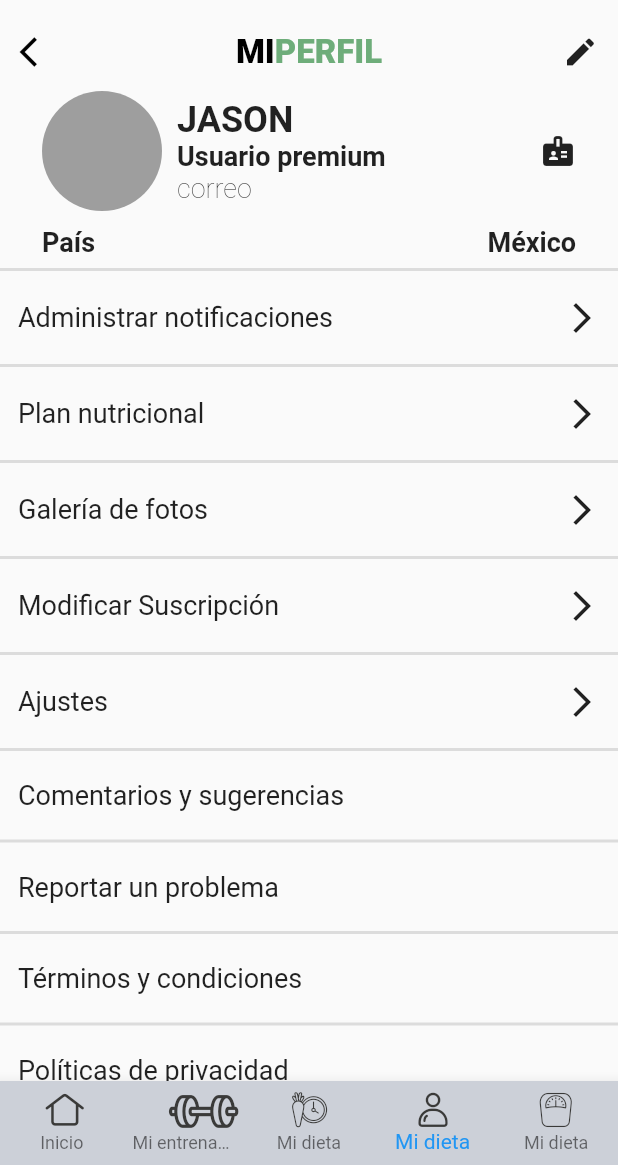
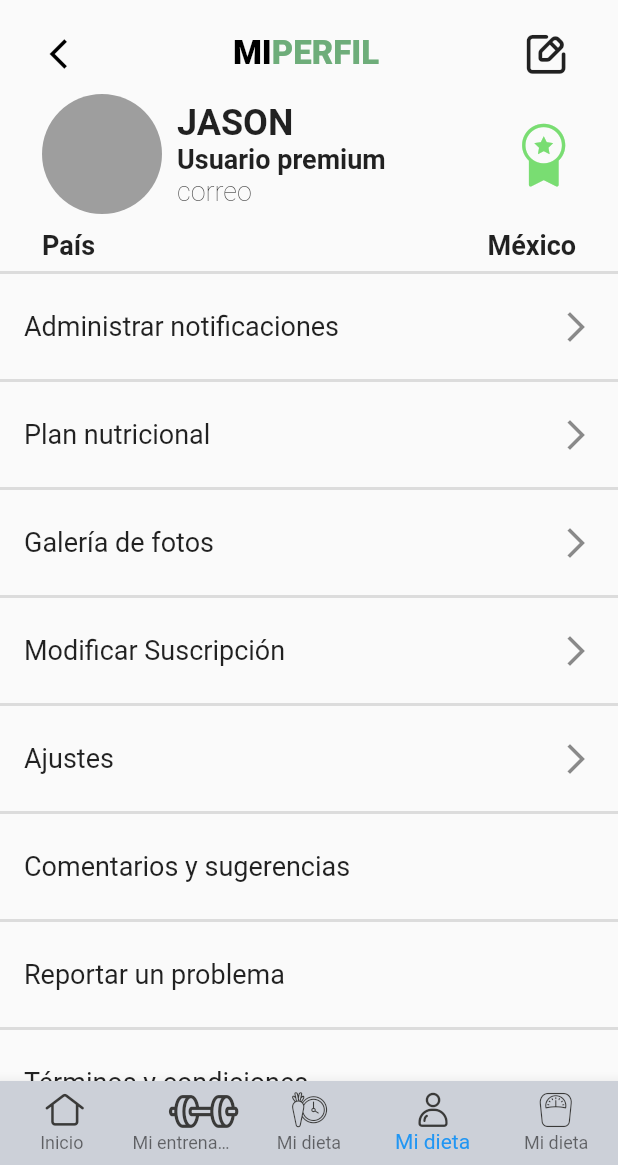
Before and after one commit to satsin06/coach_app, a Flutter app: the screen it shows after launch, item 4 of the bottom bar chosen, on a phone screen of 412 x 824 dp, the part 71-1236 px from its top. Run offline on Flutter 3.47's test engine with Material 2 defaults, Android fonts, the phone set to English and light mode, and no system bars; our stand-ins replace firebase_auth, firebase_core, material_design_icons_flutter, roundcheckbox; missing offline and left inert: horizontal_picker; accounts and stored records are empty.

Commit message:
added profile tile

```diff
--- a/lib/Screens/main_screens/home/home_screen.dart
+++ b/lib/Screens/main_screens/home/home_screen.dart
@@ -1,4 +1,4 @@
-import 'package:coach_app/model/home_tile.dart';
+import 'package:coach_app/widget/home_tile.dart';
 import 'package:flutter/material.dart';
 
 import '../../../custom_icons_icons.dart';
@@ -169,17 +169,17 @@ class _HomeScreenState extends State<HomeScreen> {
                   child: Container(
                     child: Column(
                       children: [
-                        Hometile(
+                        HomeTile(
                           img: Image.asset("assets/image1.png",width: 90,
                             //height: double.infinity,
                             fit: BoxFit.fill,
                           ),title: "SENTADILLAS",),
-                        Hometile(
+                        HomeTile(
                           img: Image.asset("assets/image2.png",width: 90,
                             //height: double.infinity,
                             fit: BoxFit.fill,
                           ),title: "ABS CHALLENGE",),
-                        Hometile(
+                        HomeTile(
                           img: Image.asset("assets/image3.png",width: 90,
                             //height: double.infinity,
                             fit: BoxFit.fill,
--- a/lib/Screens/main_screens/profile/profie.dart
+++ b/lib/Screens/main_screens/profile/profie.dart
@@ -1,3 +1,4 @@
+import 'package:coach_app/widget/profile_tile.dart';
 import 'package:flutter/cupertino.dart';
 import 'package:flutter/material.dart';
 
@@ -56,6 +57,8 @@ class Profile extends StatelessWidget {
                 padding: const EdgeInsets.all(13.0),
                 child: SizedBox(
                   width: MediaQuery.of(context).size.width,
+                  child: Padding(
+                    padding: const EdgeInsets.symmetric(horizontal: 20.0),
                     child: Row(
                       mainAxisAlignment: MainAxisAlignment.spaceBetween,
                       children: [
@@ -79,8 +82,9 @@ class Profile extends StatelessWidget {
                                         fontWeight: FontWeight.w800),
                                   )
                                 ])),
-                      Icon(Icons.edit)
+                        Icon(CustomIcons.profile_edit, size: 28,)
                       ],
+                    ),
                   ),
                 ),
               ),
@@ -115,7 +119,7 @@ class Profile extends StatelessWidget {
                         )
                       ],
                     ),
-                    Icon(Icons.badge)
+                    Icon(CustomIcons.badge, color: Color(0xff79dd72), size: 44,)
                   ],
                 ),
               ),
@@ -139,160 +143,15 @@ class Profile extends StatelessWidget {
               Divider(
                 thickness: 2,
               ),
-              Padding(
-                padding: const EdgeInsets.all(12.0),
-                child: Row(
-                  mainAxisAlignment: MainAxisAlignment.spaceBetween,
-                  children: [
-                    Text(
-                      'Administrar notificaciones', style: TextStyle(
-                        fontSize: 18,
-                        fontWeight: FontWeight.normal
-                    ),
-                    ),
-                    Icon(Icons.arrow_forward_ios),
-                  ],
-                ),
-              ),
-              Divider(
-                thickness: 2,
-              ),
-              Padding(
-                padding: const EdgeInsets.all(12.0),
-                child: Row(
-                  mainAxisAlignment: MainAxisAlignment.spaceBetween,
-                  children: [
-                    Text(
-                      'Plan nutricional', style: TextStyle(
-                        fontSize: 18,
-                        fontWeight: FontWeight.normal
-                    ),
-                    ),
-                    Icon(Icons.arrow_forward_ios),
-                  ],
-                ),
-              ),
-              Divider(
-                thickness: 2,
-              ),
-              Padding(
-                padding: const EdgeInsets.all(12.0),
-                child: Row(
-                  mainAxisAlignment: MainAxisAlignment.spaceBetween,
-                  children: [
-                    Text(
-                      'Galería de fotos', style: TextStyle(
-                        fontSize: 18,
-                        fontWeight: FontWeight.normal
-                    ),
-                    ),
-                    Icon(Icons.arrow_forward_ios),
-                  ],
-                ),
-              ),
-              Divider(
-                thickness: 2,
-              ),
-              Padding(
-                padding: const EdgeInsets.all(12.0),
-                child: Row(
-                  mainAxisAlignment: MainAxisAlignment.spaceBetween,
-                  children: [
-                    Text(
-                      'Modificar Suscripción', style: TextStyle(
-                        fontSize: 18,
-                        fontWeight: FontWeight.normal
-                    ),
-                    ),
-                    Icon(Icons.arrow_forward_ios),
-                  ],
-                ),
-              ),
-              Divider(
-                thickness: 2,
-              ),
-              Padding(
-                padding: const EdgeInsets.all(12.0),
-                child: Row(
-                  mainAxisAlignment: MainAxisAlignment.spaceBetween,
-                  children: [
-                    Text(
-                      'Ajustes', style: TextStyle(
-                        fontSize: 18,
-                        fontWeight: FontWeight.normal
-                    ),
-                    ),
-                    Icon(Icons.arrow_forward_ios),
-                  ],
-                ),
-              ),
-              Divider(
-                thickness: 2,
-              ),
-              Padding(
-                padding: const EdgeInsets.all(12.0),
-                child: Row(
-                  children: [
-                    Text(
-                      'Comentarios y sugerencias', style: TextStyle(
-                        fontSize: 18,
-                        fontWeight: FontWeight.normal
-                    ),
-                    ),
-                  ],
-                ),
-              ),
-              Divider(
-                thickness: 2,
-              ),
-              Padding(
-                padding: const EdgeInsets.all(12.0),
-                child: Row(
-                  children: [
-                    Text(
-                      'Reportar un problema', style: TextStyle(
-                        fontSize: 18,
-                        fontWeight: FontWeight.normal
-                    ),
-                    ),
-                  ],
-                ),
-              ),
-              Divider(
-                thickness: 2,
-              ),
-              Padding(
-                padding: const EdgeInsets.all(12.0),
-                child: Row(
-                  children: [
-                    Text(
-                      'Términos y condiciones', style: TextStyle(
-                        fontSize: 18,
-                        fontWeight: FontWeight.normal
-                    ),
-                    ),
-                  ],
-                ),
-              ),
-              Divider(
-                thickness: 2,
-              ),
-              Padding(
-                padding: const EdgeInsets.all(12.0),
-                child: Row(
-                  children: [
-                    Text(
-                      'Políticas de privacidad', style: TextStyle(
-                        fontSize: 18,
-                        fontWeight: FontWeight.normal
-                    ),
-                    ),
-                  ],
-                ),
-              ),
-              Divider(
-                thickness: 2,
-              ),
+              profileTileWithTrailing(title: 'Administrar notificaciones', icon: Icons.arrow_forward_ios, onTap: () {}, context: context),
+              profileTileWithTrailing(title: 'Plan nutricional', icon: Icons.arrow_forward_ios, onTap: () {}, context: context),
+              profileTileWithTrailing(title: 'Galería de fotos', icon: Icons.arrow_forward_ios, onTap: () {}, context: context),
+              profileTileWithTrailing(title: 'Modificar Suscripción', icon: Icons.arrow_forward_ios, onTap: () {}, context: context),
+              profileTileWithTrailing(title: 'Ajustes', icon: Icons.arrow_forward_ios, onTap: () {}, context: context),
+              profileTile(title: 'Comentarios y sugerencias', onTap: () {}, context: context),
+              profileTile(title: 'Reportar un problema', onTap: () {}, context: context),
+              profileTile(title: 'Términos y condiciones', onTap: () {}, context: context),
+              profileTile(title: 'Políticas de privacidad', onTap: () {}, context: context),
               SizedBox(height: 40,),
               ElevatedButton(onPressed: (){}, child: Text('CERRAR SESIÓN', style: TextStyle(
                 color: Colors.black38, fontSize: 24,
--- a/lib/custom_icons_icons.dart
+++ b/lib/custom_icons_icons.dart
@@ -36,4 +36,6 @@ class CustomIcons {
   static const IconData home = IconData(0xe80c, fontFamily: _kFontFam, fontPackage: _kFontPkg);
   static const IconData circle = IconData(0xe80d, fontFamily: _kFontFam, fontPackage: _kFontPkg);
   static const IconData twocirclestrip = IconData(0xe80e, fontFamily: _kFontFam, fontPackage: _kFontPkg);
+  static const IconData badge = IconData(0xe80f, fontFamily: _kFontFam, fontPackage: _kFontPkg);
+  static const IconData profile_edit = IconData(0xe810, fontFamily: _kFontFam, fontPackage: _kFontPkg);
 }
--- a/lib/model/home_tile.dart
+++ b/lib/widget/home_tile.dart
@@ -1,8 +1,8 @@
 import 'package:coach_app/custom_icons_icons.dart';
 import 'package:flutter/material.dart';
 
-class Hometile extends StatelessWidget {
-  const Hometile({
+class HomeTile extends StatelessWidget {
+  const HomeTile({
     Key? key,
     this.title = "",
     required this.img,
--- /dev/null
+++ b/lib/widget/profile_tile.dart
@@ -0,0 +1,55 @@
+import 'package:flutter/material.dart';
+
+/// Option widget in the settings page.
+
+Widget profileTileWithTrailing({
+  required String title,
+  required IconData icon,
+  required onTap(),
+  required BuildContext context,
+}) {
+  return Column(
+    children: [
+      ListTile(
+        title: Text(
+          title,
+          style: TextStyle(
+              fontSize: 18,
+              fontWeight: FontWeight.normal
+          ),
+        ),
+        trailing: Icon(
+          icon,
+        ),
+        onTap: onTap,
+      ),
+      Divider(
+        thickness: 2.0,
+      )
+    ],
+  );
+}
+
+Widget profileTile({
+  required String title,
+  required onTap(),
+  required BuildContext context,
+}) {
+  return Column(
+    children: [
+      ListTile(
+        title: Text(
+          title,
+          style: TextStyle(
+              fontSize: 18,
+              fontWeight: FontWeight.normal
+          ),
+        ),
+        onTap: onTap,
+      ),
+      Divider(
+        thickness: 2.0,
+      )
+    ],
+  );
+}
```
Also changed, not shown: assets/CustomIcons.ttf. Lines whose indentation alone changed are shown as unchanged.
